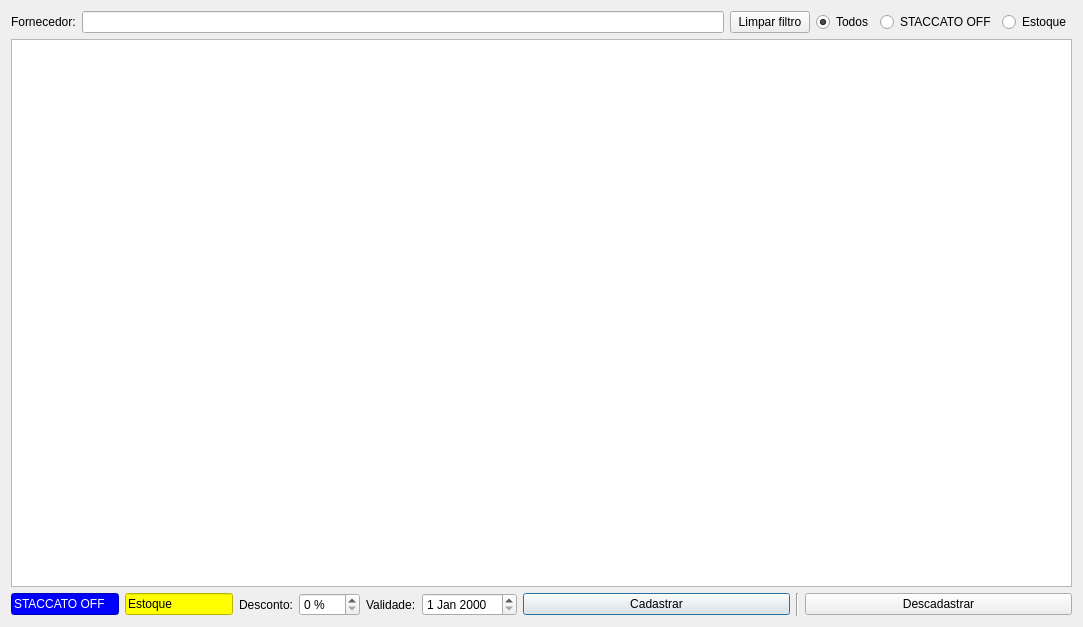
The window that ui/cadastroStaccatoOff.ui (darktorres/ERP-STACCATO) describes before a commit, drawn with Qt 5.
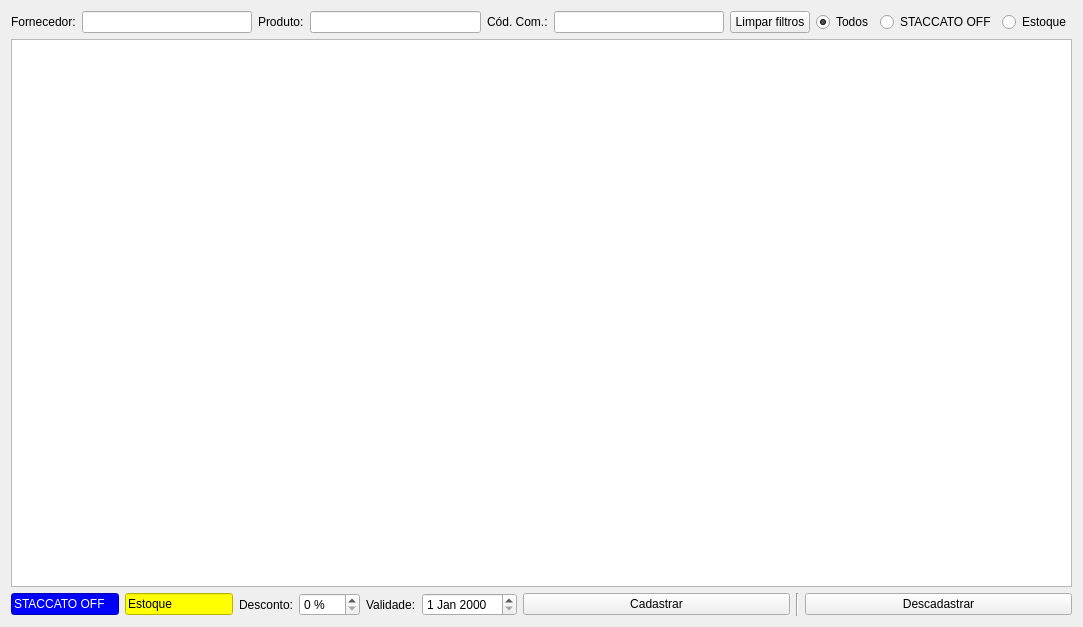
The same window after the commit. Custom widgets are drawn as their Qt base class.

Commit message: Adicionado filtros na tela de promoções

```diff
--- a/ui/cadastroStaccatoOff.ui
+++ b/ui/cadastroStaccatoOff.ui
@@ -33,7 +33,7 @@
    <item row="2" column="0">
     <layout class="QHBoxLayout" name="horizontalLayout">
      <item>
-      <widget class="QLineEdit" name="lineEditEstoque_2">
+      <widget class="QLineEdit" name="labelStaccatoOFF">
        <property name="sizePolicy">
         <sizepolicy hsizetype="Fixed" vsizetype="Fixed">
          <horstretch>0</horstretch>
@@ -53,7 +53,7 @@
       </widget>
      </item>
      <item>
-      <widget class="QLineEdit" name="lineEditEstoque">
+      <widget class="QLineEdit" name="labelEstoque">
        <property name="sizePolicy">
         <sizepolicy hsizetype="Fixed" vsizetype="Fixed">
          <horstretch>0</horstretch>
@@ -132,6 +132,9 @@
        <property name="text">
         <string>Cadastrar</string>
        </property>
+       <property name="autoDefault">
+        <bool>false</bool>
+       </property>
       </widget>
      </item>
      <item>
@@ -149,20 +152,16 @@
        <property name="text">
         <string>Descadastrar</string>
        </property>
+       <property name="autoDefault">
+        <bool>false</bool>
+       </property>
       </widget>
      </item>
     </layout>
    </item>
    <item row="0" column="0">
     <layout class="QGridLayout" name="gridLayout_2">
-     <item row="0" column="0">
-      <widget class="QLabel" name="label">
-       <property name="text">
-        <string>Fornecedor:</string>
-       </property>
-      </widget>
-     </item>
-     <item row="0" column="3">
+     <item row="0" column="7">
       <layout class="QHBoxLayout" name="horizontalLayout_2">
        <item>
         <widget class="QRadioButton" name="radioButtonTodos">
@@ -190,16 +189,46 @@
        </item>
       </layout>
      </item>
+     <item row="0" column="2">
+      <widget class="QLabel" name="label_2">
+       <property name="text">
+        <string>Produto:</string>
+       </property>
+      </widget>
+     </item>
+     <item row="0" column="6">
+      <widget class="QPushButton" name="pushButtonLimparFiltros">
+       <property name="text">
+        <string>Limpar filtros</string>
+       </property>
+       <property name="autoDefault">
+        <bool>false</bool>
+       </property>
+      </widget>
+     </item>
+     <item row="0" column="4">
+      <widget class="QLabel" name="label_3">
+       <property name="text">
+        <string>Cód. Com.:</string>
+       </property>
+      </widget>
+     </item>
+     <item row="0" column="3">
+      <widget class="QLineEdit" name="lineEditProduto"/>
+     </item>
      <item row="0" column="1">
       <widget class="ItemBox" name="itemBoxFornecedor"/>
      </item>
-     <item row="0" column="2">
-      <widget class="QPushButton" name="pushButtonLimparFiltroFornecedor">
+     <item row="0" column="0">
+      <widget class="QLabel" name="label">
        <property name="text">
-        <string>Limpar filtro</string>
+        <string>Fornecedor:</string>
        </property>
       </widget>
      </item>
+     <item row="0" column="5">
+      <widget class="QLineEdit" name="lineEditCodComercial"/>
+     </item>
     </layout>
    </item>
   </layout>
```
Left out of the diff: 4 changed lines with no effect on the pictures. The commit also changes 2 other files.
